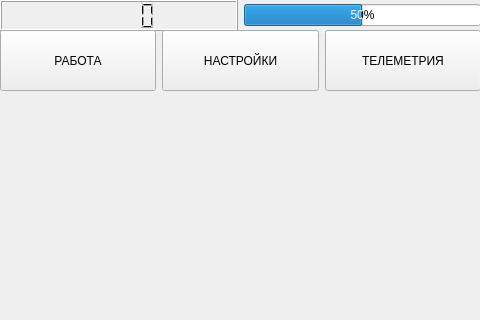
First picture: the form in host/source/ui/window.ui, repository genzorr/Cam-road, before the edit; both pictures show x 0 to 480 and y 0 to 320 of the 480 by 800 pixel window.
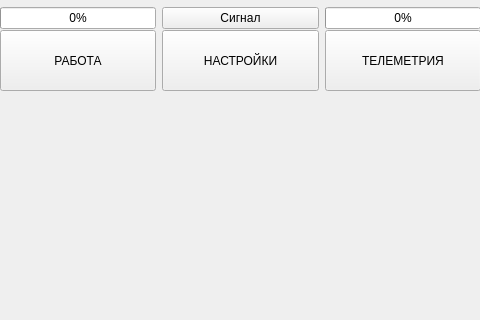
Second picture: the form after the edit.

Commit message: Added battery level on top screen, RSSI is indicated by color. Base indicators are orange if bases are set by disabled by menu.

The edit to the form file:
```diff
--- a/host/source/ui/window.ui
+++ b/host/source/ui/window.ui
@@ -20,7 +20,7 @@
       <x>0</x>
       <y>0</y>
       <width>481</width>
-      <height>31</height>
+      <height>36</height>
      </rect>
     </property>
     <layout class="QHBoxLayout" name="horizontalLayout">
@@ -28,7 +28,24 @@
       <enum>QLayout::SetDefaultConstraint</enum>
      </property>
      <item>
-      <widget class="QLCDNumber" name="RSSI"/>
+      <widget class="QProgressBar" name="battery_road">
+       <property name="sizePolicy">
+        <sizepolicy hsizetype="Minimum" vsizetype="Fixed">
+         <horstretch>0</horstretch>
+         <verstretch>0</verstretch>
+        </sizepolicy>
+       </property>
+       <property name="value">
+        <number>0</number>
+       </property>
+      </widget>
+     </item>
+     <item>
+      <widget class="QPushButton" name="RSSI">
+       <property name="text">
+        <string>Сигнал</string>
+       </property>
+      </widget>
      </item>
      <item>
       <widget class="QProgressBar" name="battery">
@@ -39,7 +56,7 @@
         </sizepolicy>
        </property>
        <property name="value">
-        <number>50</number>
+        <number>0</number>
        </property>
       </widget>
      </item>
```
The commit also changes 9 other files.
